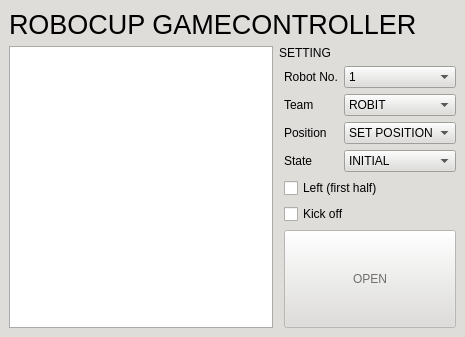
Old version of the form ui/mainwindow.ui in the repository ROBIT-KOR-teamHumanoid/gamecontroller.
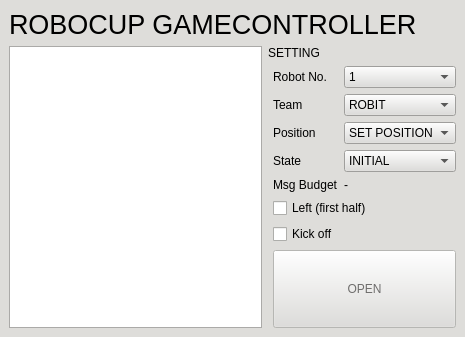
New version of the form. Icons and pictures are not drawn.

Commit message: Feat: Gc msg budget synchronization

Patch:
```diff
--- a/ui/mainwindow.ui
+++ b/ui/mainwindow.ui
@@ -651,6 +651,23 @@
                 </item>
                </widget>
               </item>
+              <item row="4" column="0">
+               <widget class="QLabel" name="label_MsgBudget">
+                <property name="text">
+                 <string>Msg Budget</string>
+                </property>
+               </widget>
+              </item>
+              <item row="4" column="1">
+               <widget class="QLabel" name="label_msg_budget_value">
+                <property name="text">
+                 <string>-</string>
+                </property>
+                <property name="toolTip">
+                 <string>GameController가 알려주는 우리 팀 잔여 메시지 수. READY/SET/PLAYING에서만 줄어든다.</string>
+                </property>
+               </widget>
+              </item>
              </layout>
             </item>
             <item>
```
The commit also changes 2 other files.
